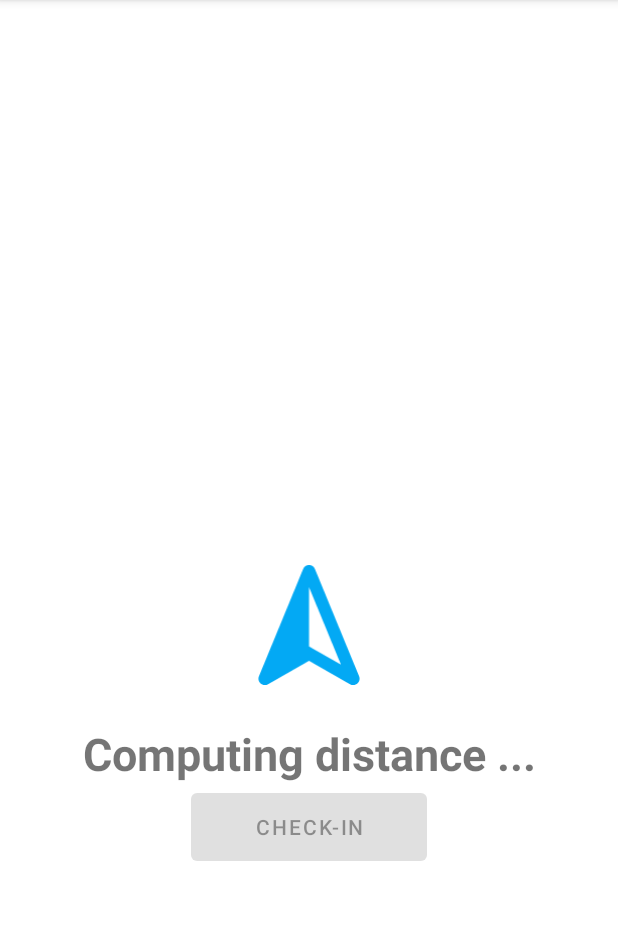
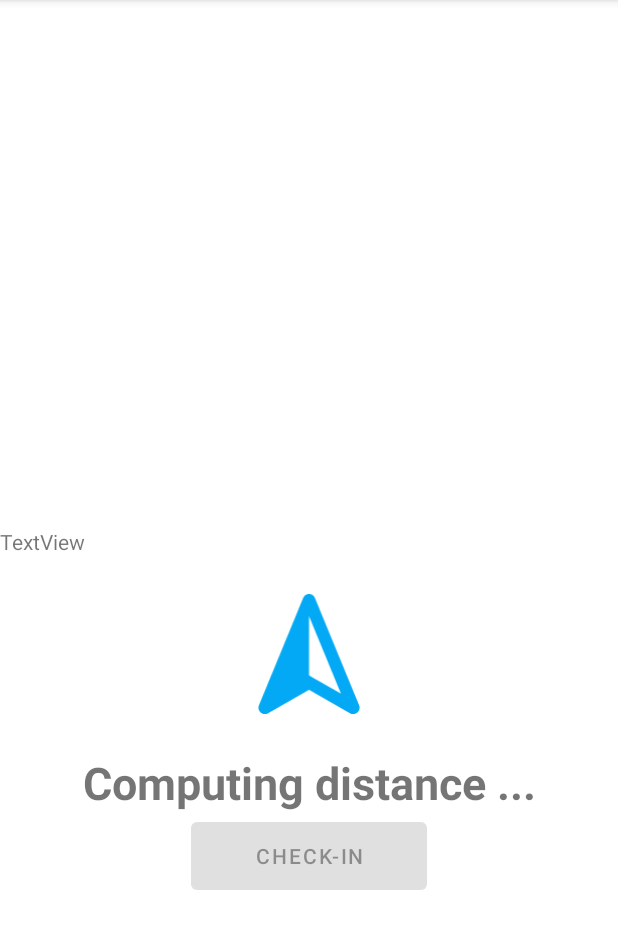
Before and after one commit to exactmark/GeoCached, an Android app: the SingleLocation screen opened directly, with no data from a screen before it, on a phone screen of 412 x 824 dp, the part 84-1033 px from its top. Run offline under Robolectric (Android 15) with nearby library versions, the phone set to English and light mode, and no system bars.

Commit message:
save rotated file

```diff
--- a/GeoCached/app/src/main/res/layout/activity_single_location.xml
+++ b/GeoCached/app/src/main/res/layout/activity_single_location.xml
@@ -50,6 +50,12 @@
             app:layout_constraintRight_toRightOf="parent"
             app:layout_constraintTop_toTopOf="parent" />
 
+        <TextView
+            android:id="@+id/North"
+            android:layout_width="wrap_content"
+            android:layout_height="wrap_content"
+            android:text="TextView" />
+
         <ImageView
             android:id="@+id/directionMarker"
             android:layout_width="wrap_content"
```
Also changed, not shown: GeoCached/app/src/main/java/com/team4/geocached/AddGeoCache.java (+14 -0 lines).
